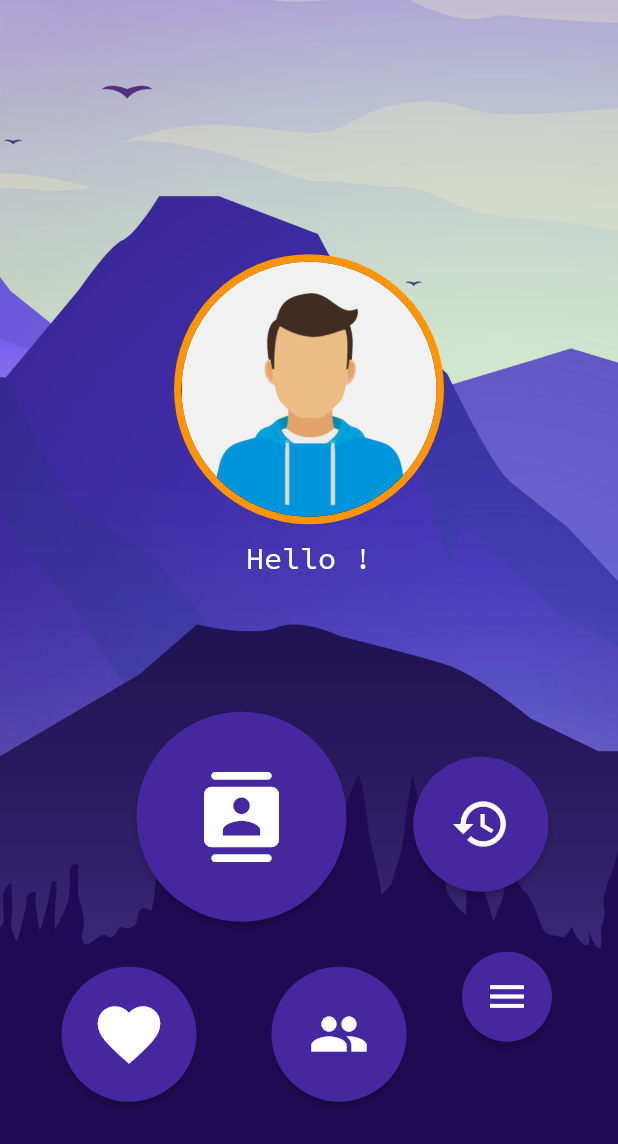
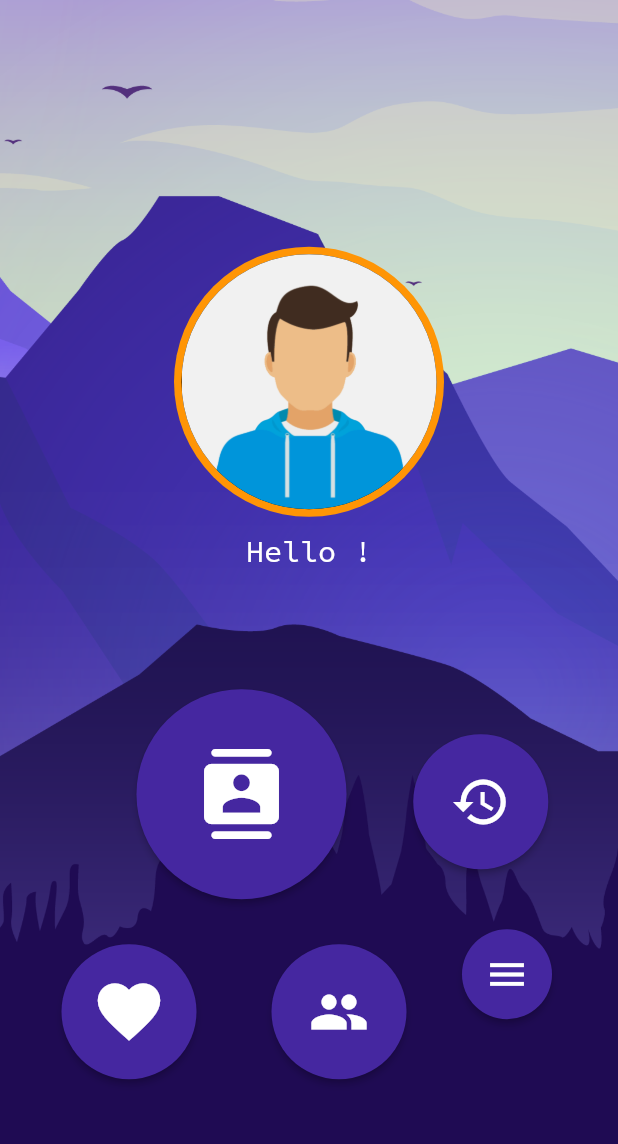
Before and after one commit to 229932Kucharski/DoItEverywhere_fitnessApp, a Flutter app: the UserPage screen opened directly, on a phone screen of 412 x 824 dp. Shown: the top 1144 px of the screen. Run offline on Flutter 3.47's test engine with Material 2 defaults, Android fonts, the light colour scheme and no system bars; our stand-ins replace google_fonts, parse_server_sdk_flutter, stop_watch_timer, syncfusion_flutter_charts; missing offline and left inert: confirm_dialog.

Commit message:
user_page corrections - emulator

```diff
--- a/lib/pages/user_page.dart
+++ b/lib/pages/user_page.dart
@@ -20,7 +20,7 @@
             children: [
               // part with avatar //
               Padding(
-                padding: const EdgeInsets.only(top: 120.0, bottom: 90.0),
+                padding: const EdgeInsets.only(top: 100.0, bottom: 80.0),
                 child: SizedBox(
                   child: Align(
                     alignment: Alignment.center,
```
